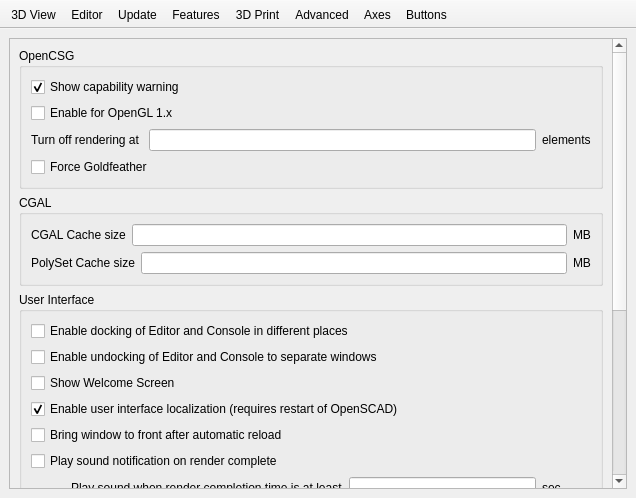
Above: src/Preferences.ui from openscad/openscad before the change. Below: the same form after it.
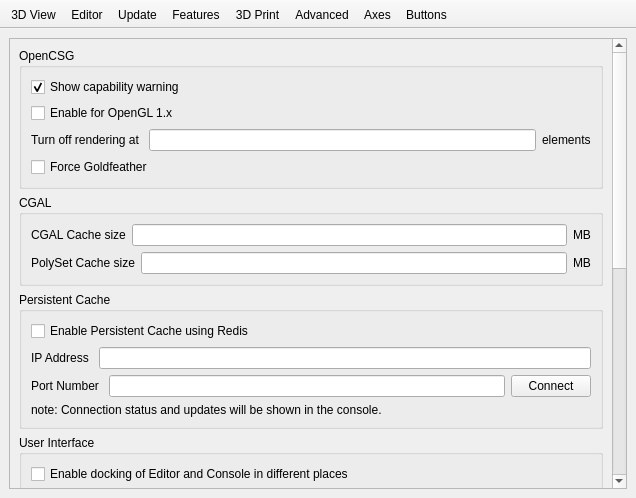
That is the form after the change. Icons and pictures are not drawn. Custom widgets are drawn as their Qt base class.

Commit message: Added required views under Advanced tab in Preferences

```diff
--- a/src/Preferences.ui
+++ b/src/Preferences.ui
@@ -1507,9 +1507,9 @@
            <property name="geometry">
             <rect>
              <x>0</x>
-             <y>0</y>
+             <y>-126</y>
              <width>602</width>
-             <height>891</height>
+             <height>909</height>
             </rect>
            </property>
            <layout class="QVBoxLayout" name="verticalLayout_12">
@@ -1630,6 +1630,87 @@
               </layout>
              </widget>
             </item>
+            <item>
+             <widget class="QGroupBox" name="groupBox_PC">
+              <property name="enabled">
+               <bool>true</bool>
+              </property>
+              <property name="title">
+               <string>Persistent Cache</string>
+              </property>
+              <layout class="QVBoxLayout" name="verticalLayout_pc1">
+               <item>
+                <widget class="QCheckBox" name="enablePersistentCache">
+                 <property name="text">
+                  <string>Enable Persistent Cache using Redis</string>
+                 </property>
+                 <property name="checked">
+                  <bool>false</bool>
+                 </property>
+                </widget>
+               </item>
+               <item>
+                <layout class="QHBoxLayout" name="horizontalLayout_pc1">
+                 <item>
+                  <widget class="QLabel" name="label_pc1">
+                   <property name="text">
+                    <string>IP Address </string>
+                   </property>
+                  </widget>
+                 </item>
+                 <item>
+                  <widget class="QLineEdit" name="ipAddressEdit">
+                   <property name="enabled">
+                    <bool>true</bool>
+                   </property>
+                   <property name="text">
+                    <string/>
+                   </property>
+                  </widget>
+                 </item>
+                </layout>
+               </item>
+               <item>
+                <layout class="QHBoxLayout" name="horizontalLayout_pc2">
+                 <item>
+                  <widget class="QLabel" name="label_pc2">
+                   <property name="text">
+                    <string>Port Number </string>
+                   </property>
+                  </widget>
+                 </item>
+                 <item>
+                  <widget class="QLineEdit" name="portNumberEdit">
+                   <property name="enabled">
+                    <bool>true</bool>
+                   </property>
+                   <property name="text">
+                    <string/>
+                   </property>
+                  </widget>
+                 </item>
+                 <item>
+                  <widget class="QPushButton" name="connectBtn">
+                   <property name="enabled">
+                    <bool>true</bool>
+                   </property>
+                   <property name="text">
+                    <string>Connect</string>
+                   </property>
+                  </widget>
+                 </item>
+                </layout>
+               </item>
+               <item>
+                <widget class="QLabel" name="label_pc3">
+                 <property name="text">
+                  <string>note: Connection status and updates will be shown in the console.</string>
+                 </property>
+                </widget>
+               </item>
+              </layout>
+             </widget>
+            </item>
             <item>
              <widget class="QGroupBox" name="groupBox_UI">
               <property name="title">
```
Left out of the diff: 20 changed lines with no effect on the pictures. The commit also changes 2 other files.
